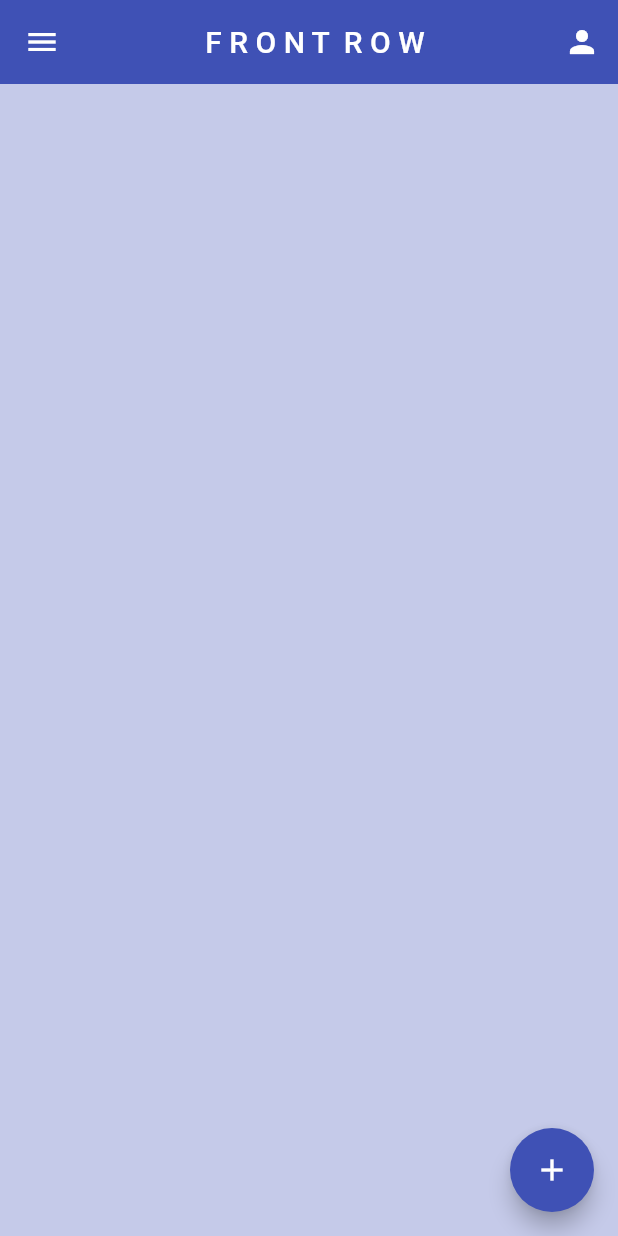
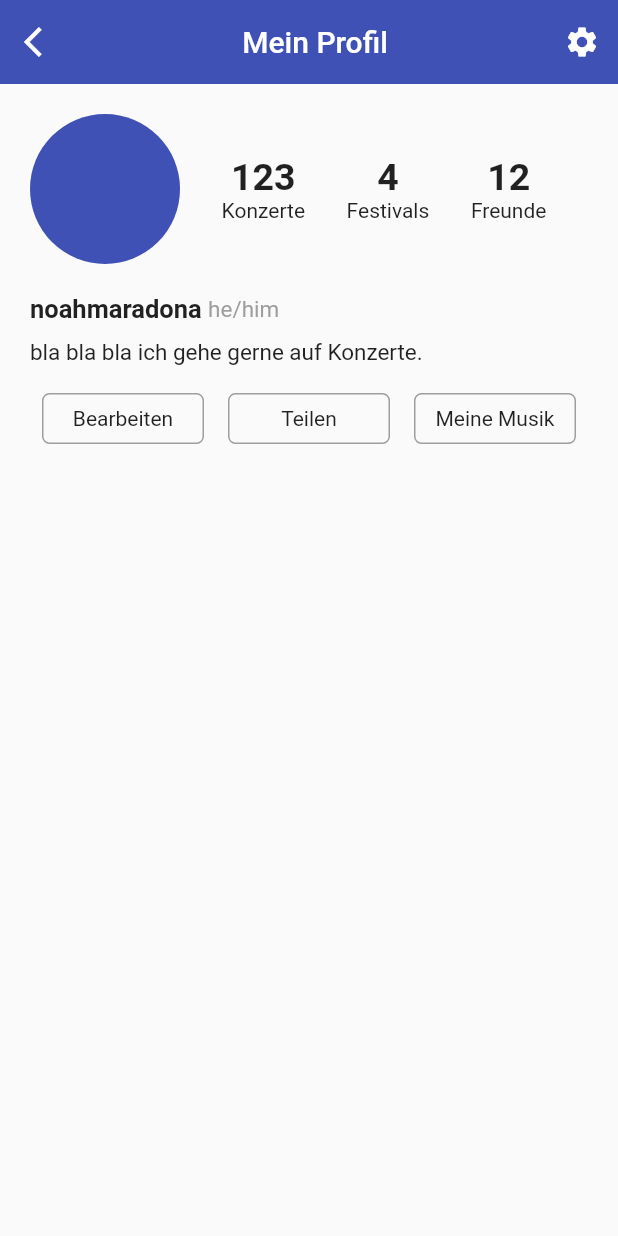
Before and after one commit to noahimwind/front_row_app, a Flutter app: the HomePage screen opened directly, after a tap on the "person" icon, on a phone screen of 412 x 824 dp. Run offline on Flutter 3.47's test engine with Material 2 defaults, Android fonts, the phone set to English and light mode, and no system bars; our stand-ins replace google_fonts.

Commit message:
profile page ui

```diff
--- a/lib/pages/home_page.dart
+++ b/lib/pages/home_page.dart
@@ -3,6 +3,7 @@
 import 'package:flutter/material.dart';
 import 'package:front_row_app/utilities/concerts.dart';
 import 'package:front_row_app/utilities/dialog_box.dart';
+import 'package:front_row_app/pages/profile_page.dart';
 
 class HomePage extends StatefulWidget {
   const HomePage({super.key});
@@ -12,6 +13,14 @@
 }
 
 class _HomePageState extends State<HomePage> {
+  // routing
+  void toProfilePage(BuildContext context) {
+    Navigator.of(context).pushReplacement(
+      MaterialPageRoute(
+        builder: (context) => ProfilePage(),
+      ),
+    );
+  }
   // text controller
   TextEditingController _artistController = TextEditingController();
   TextEditingController _dateController = TextEditingController();
@@ -53,7 +62,7 @@
   @override
   Widget build(BuildContext context) {
     return Scaffold(
-      backgroundColor: Colors.indigo[100],
+      backgroundColor: Colors.white,
       appBar: AppBar(
         title: Center(
           child: Text(
@@ -68,7 +77,7 @@
         ),
         actions: [
           IconButton(
-            onPressed: () {},
+            onPressed: () => toProfilePage(context),
             icon: Icon(
               Icons.person,
             )
--- /dev/null
+++ b/lib/pages/profile_page.dart
@@ -0,0 +1,194 @@
+// ignore_for_file: prefer_const_constructors, prefer_const_literals_to_create_immutables
+
+import 'package:flutter/material.dart';
+import 'package:front_row_app/pages/home_page.dart';
+
+class ProfilePage extends StatefulWidget {
+  const ProfilePage({Key? key}) : super(key: key);
+
+  @override
+  State<ProfilePage> createState() => _ProfilePageState();
+}
+
+class _ProfilePageState extends State<ProfilePage> {
+  // navigation
+  void toHomepage(BuildContext context) {
+    Navigator.of(context).pushReplacement(
+      MaterialPageRoute(
+        builder: (context) => HomePage(),
+      ),
+    );
+  }
+
+  @override
+  Widget build(BuildContext context) {
+    return Scaffold(
+      appBar: AppBar(
+        leading: IconButton(
+          onPressed: () => toHomepage(context),
+          icon: Icon(
+            Icons.arrow_back_ios,
+          )
+        ),
+        title: Center(child: Text('Mein Profil')),
+        actions: [
+          IconButton(
+            onPressed: () {},
+            icon: Icon(
+              Icons.settings,
+            )
+          )],
+        elevation: 0,
+      ),
+
+      body: Column(
+        children: [
+          Padding(
+            padding: const EdgeInsets.all(20.0),
+            child: Row(
+              mainAxisAlignment: MainAxisAlignment.spaceBetween,
+              children: [
+                // profile picture
+                Container(
+                  height: 100,
+                  width: 100,
+                  decoration: BoxDecoration(
+                    color: Colors.indigo,
+                    shape: BoxShape.circle,
+                  ),
+                ),
+
+                // number of concerts, festivals and friends
+                Expanded(
+                  child: Row(
+                    mainAxisAlignment: MainAxisAlignment.spaceEvenly,
+                    children: [
+                      Column(
+                        children: [
+                          Text(
+                            '123',
+                            style: TextStyle(
+                              fontWeight: FontWeight.bold,
+                              fontSize: 25
+                            ),
+                          ),
+                          Text('Konzerte')
+                        ],
+                      ),
+                      Column(
+                        children: [
+                          Text(
+                            '4',
+                            style: TextStyle(
+                              fontWeight: FontWeight.bold,
+                              fontSize: 25
+                            ),
+                          ),
+                          Text('Festivals')
+                        ],
+                      ),
+                      Column(
+                        children: [
+                          Text(
+                            '12',
+                            style: TextStyle(
+                              fontWeight: FontWeight.bold,
+                              fontSize: 25
+                            ),
+                          ),
+                          Text('Freunde')
+                        ],
+                      )
+                    ],
+                  ),
+                ),
+              ],
+            ),
+          ),
+
+          // name and bio
+          Padding(
+            padding: const EdgeInsets.symmetric(horizontal: 20.0),
+            child: Column(
+              crossAxisAlignment: CrossAxisAlignment.start,
+              children: [
+                Row(
+                  children: [
+                    Text(
+                      'noahmaradona ',
+                      style: TextStyle(
+                        fontWeight: FontWeight.bold,
+                        fontSize: 17
+                      ),
+                    ),
+                    Text(
+                      'he/him',
+                      style: TextStyle(
+                        fontSize: 15,
+                        color: Colors.grey
+                      ),
+                    )
+                  ],
+                ),
+                Padding(
+                  padding: const EdgeInsets.symmetric(vertical: 10.0),
+                  child: Text(
+                        'bla bla bla ich gehe gerne auf Konzerte.',
+                        style: TextStyle(
+                          fontSize: 15
+                        ),
+                      ),
+                )
+              ],
+            ),
+          ),
+          Padding(
+            padding: const EdgeInsets.symmetric(horizontal: 20.0),
+            child: Row(
+              children: [
+                Expanded(
+                  child: Padding(
+                    padding: const EdgeInsets.all(8.0),
+                    child: Container(
+                      padding: EdgeInsets.all(8),
+                      child: Center(child: Text('Bearbeiten')),
+                      decoration: BoxDecoration(
+                        border: Border.all(color: Colors.grey),
+                        borderRadius: BorderRadius.circular(5)
+                      ),
+                    ),
+                  ),
+                ),
+                Expanded(
+                  child: Padding(
+                    padding: const EdgeInsets.all(8.0),
+                    child: Container(
+                      padding: EdgeInsets.all(8),
+                      child: Center(child: Text('Teilen')),
+                      decoration: BoxDecoration(
+                        border: Border.all(color: Colors.grey),
+                        borderRadius: BorderRadius.circular(5)
+                      ),
+                    ),
+                  ),
+                ),
+                Expanded(
+                  child: Padding(
+                    padding: const EdgeInsets.all(8.0),
+                    child: Container(
+                      padding: EdgeInsets.all(8),
+                      child: Center(child: Text('Meine Musik')),
+                      decoration: BoxDecoration(
+                        border: Border.all(color: Colors.grey),
+                        borderRadius: BorderRadius.circular(5)
+                      ),
+                    ),
+                  ),
+                )
+              ],
+            ),
+          )
+      ],)
+    );
+  }
+}
```
Also changed, not shown: lib/pages/login_page.dart (indentation only), 1 other file.
